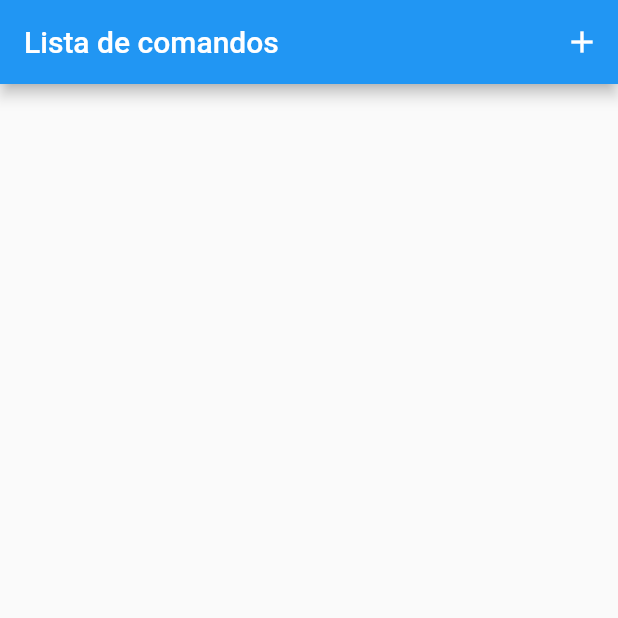
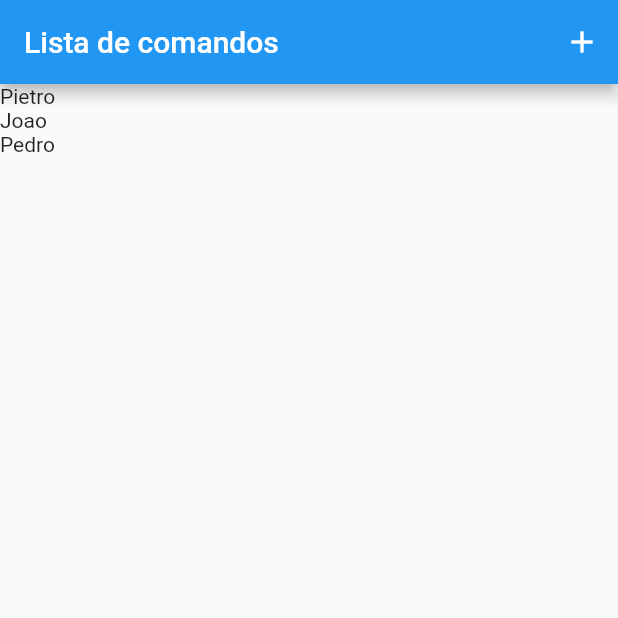
Before and after one commit to fabiojorge-fisico-desenvolvedor/primeiros-passos-flutter, a Flutter app: the screen it shows after launch, on a phone screen of 412 x 824 dp, the top half of it. Run offline on Flutter 3.47's test engine with Material 2 defaults, Android fonts, the phone set to English and light mode, and no system bars.

Commit message:
olha se não colocar essa explamação aqui heim

```diff
--- a/lib/app/view/contact_list.dart
+++ b/lib/app/view/contact_list.dart
@@ -1,7 +1,28 @@
+import 'package:agenda_crud/app/my_app.dart';
 import 'package:flutter/material.dart';
-import 'package:flutter/src/material/icons.dart';
 
 class ContactList extends StatelessWidget {
+  final lista = [
+    {
+      'nome': 'Pietro',
+      'telefone': '(61)55555-5555',
+      'avatar':
+          'https://cdn.pixabay.com/photo/2016/04/01/10/11/avatar-1299805_960_720.png'
+    },
+    {
+      'nome': 'Joao',
+      'telefone': '(61) 55555-5555',
+      'avatar':
+          'https://cdn.pixabay.com/photo/2016/04/01/10/11/avatar-1299805_960_720.png'
+    },
+    {
+      'nome': 'Pedro',
+      'telefone': '(61) 55555-5555',
+      'avatar':
+          'https://cdn.pixabay.com/photo/2016/04/01/10/11/avatar-1299805_960_720.png'
+    },
+  ];
+
   @override
   Widget build(BuildContext context) {
     return Scaffold(
@@ -10,12 +31,17 @@ class ContactList extends StatelessWidget {
           actions: [
             IconButton(
                 onPressed: () {
-                Navigator.of(context).pushNamed('contact-form');
+                  Navigator.of(context).pushNamed(MyApp.CONTACT_FORM);
                 },
                 icon: Icon(Icons.add))
           ],
         ),
-      body: ListView(),
-    );
+        body: ListView.builder(
+          itemCount: lista.length,
+          itemBuilder: (context, i) {
+            var contato = lista[i];
+            return Text(contato['nome']!);//<==== olha se não colocar essa exclamação heim
+          },
+        ));
   }
 }
```
Lines whose indentation alone changed are shown as unchanged.
